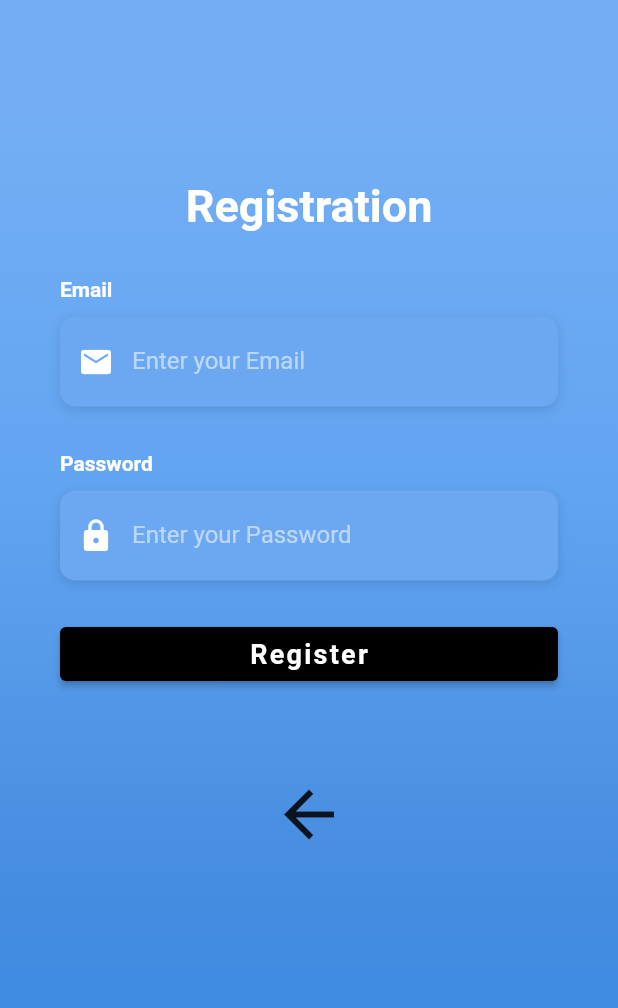
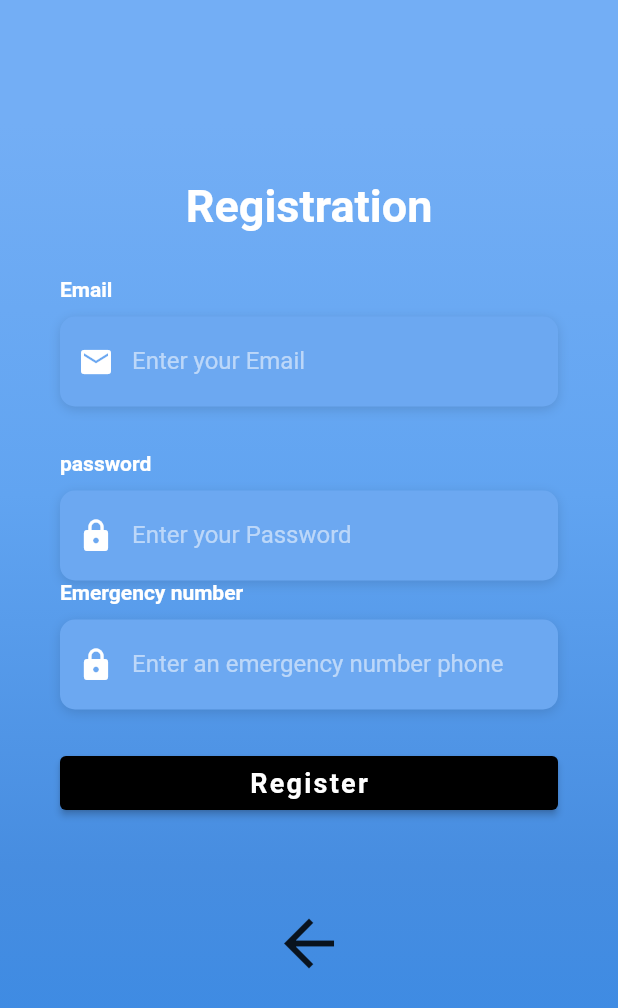
Before and after one commit to DanielOhayo/Android-flutter, a Flutter app: the Registration screen opened directly, on a phone screen of 412 x 824 dp. Shown: the top 1008 px of the screen. Run offline on Flutter 3.47's test engine with Material 2 defaults, Android fonts, the phone set to English and light mode, and no system bars; our stand-ins replace audioplayers, permission_handler, shared_preferences; missing offline and left inert: flutter_sound_lite, microphone; accounts and stored records are empty; Roboto replaces fonts that are missing (OpenSans).

Commit message:
add number to registraton page

```diff
--- a/lib/Screens/registration_screen.dart
+++ b/lib/Screens/registration_screen.dart
@@ -15,6 +15,8 @@ class Registration extends StatefulWidget {
 class _RegistrationState extends State<Registration> {
   TextEditingController emailController = TextEditingController();
   TextEditingController passwordController = TextEditingController();
+  TextEditingController emergencyNumberController = TextEditingController();
+
   bool _isNotValidate = false;
   late SharedPreferences prefs;
 
@@ -32,7 +34,8 @@ class _RegistrationState extends State<Registration> {
   void registerUser() async {
     var reqBody = {
       "email": emailController.text,
-      "password": passwordController.text
+      "password": passwordController.text,
+      "emergencyNumber": emergencyNumberController.text
     };
     var response = await http.post(Uri.parse(register),
         headers: {"Content-Type": "application/json"},
@@ -93,7 +96,7 @@ class _RegistrationState extends State<Registration> {
       crossAxisAlignment: CrossAxisAlignment.start,
       children: <Widget>[
         Text(
-          'Password',
+          'password',
           style: kLabelStyle,
         ),
         SizedBox(height: 10.0),
@@ -117,6 +120,43 @@ class _RegistrationState extends State<Registration> {
                 color: Colors.white,
               ),
               hintText: 'Enter your Password',
+              hintStyle: kHintTextStyle,
+            ),
+          ),
+        ),
+      ],
+    );
+  }
+
+  Widget _buildNumberTF() {
+    return Column(
+      crossAxisAlignment: CrossAxisAlignment.start,
+      children: <Widget>[
+        Text(
+          'Emergency number',
+          style: kLabelStyle,
+        ),
+        SizedBox(height: 10.0),
+        Container(
+          alignment: Alignment.centerLeft,
+          decoration: kBoxDecorationStyle,
+          height: 60.0,
+          child: TextField(
+            controller: emergencyNumberController,
+            keyboardType: TextInputType.text,
+            obscureText: true,
+            style: TextStyle(
+              color: Colors.white,
+              fontFamily: 'OpenSans',
+            ),
+            decoration: InputDecoration(
+              border: InputBorder.none,
+              contentPadding: EdgeInsets.only(top: 14.0),
+              prefixIcon: Icon(
+                Icons.lock,
+                color: Colors.white,
+              ),
+              hintText: 'Enter an emergency number phone',
               hintStyle: kHintTextStyle,
             ),
           ),
@@ -216,6 +256,7 @@ class _RegistrationState extends State<Registration> {
                         height: 30.0,
                       ),
                       _buildPasswordTF(),
+                      _buildNumberTF(),
                       _buildRegisterBtn(),
                       _buildbackBtn(),
                     ],
--- a/lib/config.dart
+++ b/lib/config.dart
@@ -1,4 +1,4 @@
-final url = 'http://10.0.0.7:8080/';
+final url = 'http://192.168.1.40:8080/';
 final login = url + 'login';
 final register = url + 'registration';
 final recognizeDB = url + 'recognizeDB';
```
